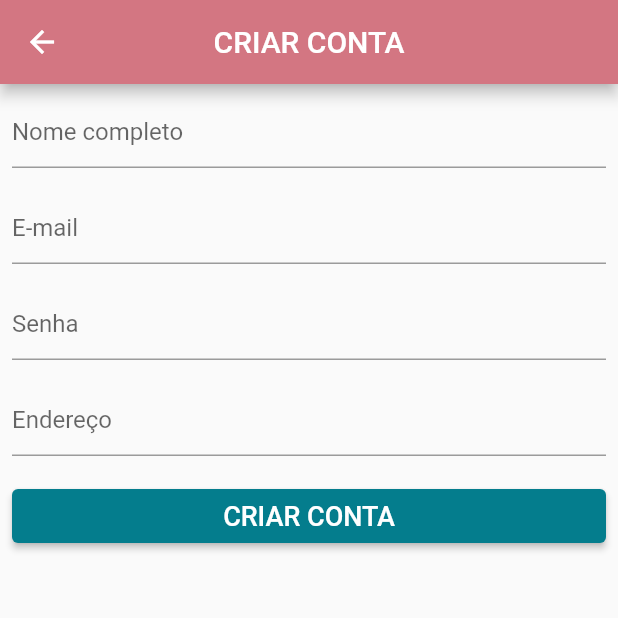
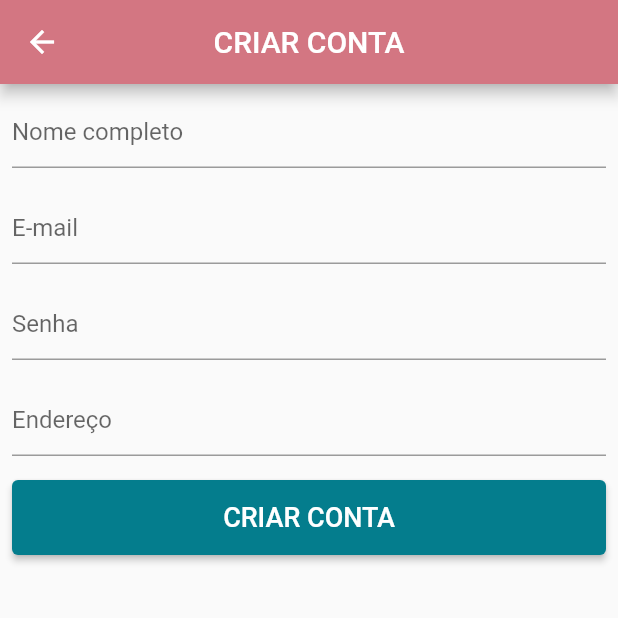
Before and after one commit to Luty123/luiza-modas, a Flutter app: the LoginScreen screen opened directly, after a tap on "ENTRAR", after a tap on "CRIAR CONTA", on a phone screen of 412 x 824 dp, the top half of it. Run offline on Flutter 3.47's test engine with Material 2 defaults, Android fonts, the phone set to English and light mode, and no system bars; our stand-ins replace carousel_pro, cloud_firestore, firebase_core, transparent_image; accounts and stored records are empty.

Commit message:
ajustes pagina de login e cadastro

```diff
--- a/lib/screens/login_screen.dart
+++ b/lib/screens/login_screen.dart
@@ -47,13 +47,21 @@ class LoginScreen extends StatelessWidget {
                 if (text.isEmpty || text.length < 6) return "Senha inválida!";
               },
             ),
+            SizedBox(
+              height: 16.0,
+            ),
             Align(
               alignment: Alignment.centerRight,
               child: ElevatedButton(
+                style: ElevatedButton.styleFrom(
+                  primary: Colors.transparent, // background
+                  onPrimary: Color.fromARGB(255, 211, 118, 130), // foreground
+                ),
                 onPressed: () {},
                 child: Text(
                   "Esqueci minha senha",
                   textAlign: TextAlign.right,
+                  style: TextStyle(color: Colors.black),
                 ),
               ),
             ),
@@ -61,7 +69,9 @@ class LoginScreen extends StatelessWidget {
             SizedBox(
               height: 16.0,
             ),
-            ElevatedButton(
+            SizedBox(
+              height: 50.0,
+              child: ElevatedButton(
                 onPressed: () {
                   if (_formKey.currentState.validate()) {}
                 },
@@ -75,6 +85,7 @@ class LoginScreen extends StatelessWidget {
                     primary: Colors.white,
                     backgroundColor: Theme.of(context).primaryColor),
               ),
+            )
           ],
         ),
       ),
--- a/lib/screens/signup_screen.dart
+++ b/lib/screens/signup_screen.dart
@@ -56,7 +56,9 @@ class SignUpScreen extends StatelessWidget {
             SizedBox(
               height: 16.0,
             ),
-            ElevatedButton(
+            SizedBox(
+              height: 50.0,
+              child: ElevatedButton(
                 onPressed: () {
                   if (_formKey.currentState.validate()) {}
                 },
@@ -70,6 +72,7 @@ class SignUpScreen extends StatelessWidget {
                     primary: Colors.white,
                     backgroundColor: Theme.of(context).primaryColor),
               ),
+            )
           ],
         ),
       ),
```
Lines whose indentation alone changed are shown as unchanged.
